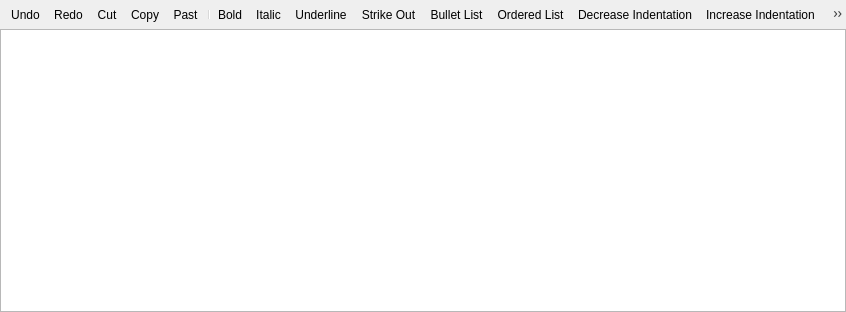
Before: the Qt Designer form src/ui/qgsrichtexteditorbase.ui in nextgis/nextgisqgis, drawn with Qt 5.
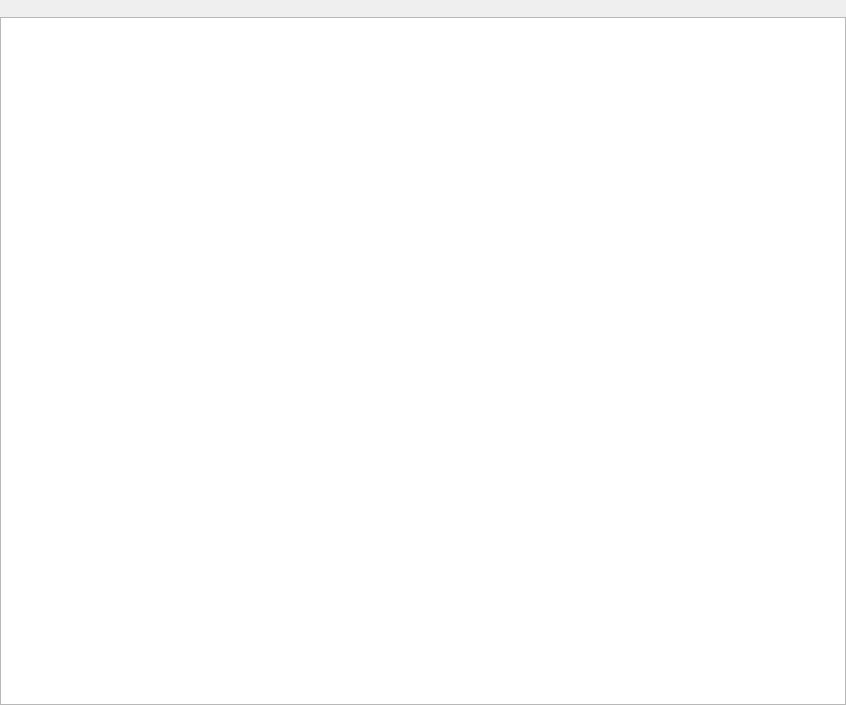
After: the same form once the commit is applied. Icons and pictures are not drawn. Custom widgets are drawn as their Qt base class.

What changed in the file:
```diff
--- a/src/ui/qgsrichtexteditorbase.ui
+++ b/src/ui/qgsrichtexteditorbase.ui
@@ -7,7 +7,7 @@
     <x>0</x>
     <y>0</y>
     <width>846</width>
-    <height>312</height>
+    <height>705</height>
    </rect>
   </property>
   <property name="windowTitle">
@@ -30,26 +30,7 @@
     <number>0</number>
    </property>
    <item>
-    <widget class="QToolBar" name="mToolBar">
-     <addaction name="mActionUndo"/>
-     <addaction name="mActionRedo"/>
-     <addaction name="mActionCut"/>
-     <addaction name="mActionCopy"/>
-     <addaction name="mActionPaste"/>
-     <addaction name="separator"/>
-     <addaction name="mActionBold"/>
-     <addaction name="mActionItalic"/>
-     <addaction name="mActionUnderline"/>
-     <addaction name="mActionStrikeOut"/>
-     <addaction name="mActionBulletList"/>
-     <addaction name="mActionOrderedList"/>
-     <addaction name="mActionDecreaseIndent"/>
-     <addaction name="mActionIncreaseIndent"/>
-     <addaction name="separator"/>
-     <addaction name="mActionInsertLink"/>
-     <addaction name="mActionInsertImage"/>
-     <addaction name="mActionEditSource"/>
-    </widget>
+    <widget class="QToolBar" name="mToolBar"/>
    </item>
    <item>
     <widget class="QStackedWidget" name="mStackedWidget">
@@ -137,7 +118,7 @@
      <normaloff>:/images/themes/default/mActionEditPaste.svg</normaloff>:/images/themes/default/mActionEditPaste.svg</iconset>
    </property>
    <property name="text">
-    <string>Past</string>
+    <string>Paste</string>
    </property>
    <property name="toolTip">
     <string>Paste</string>
```
